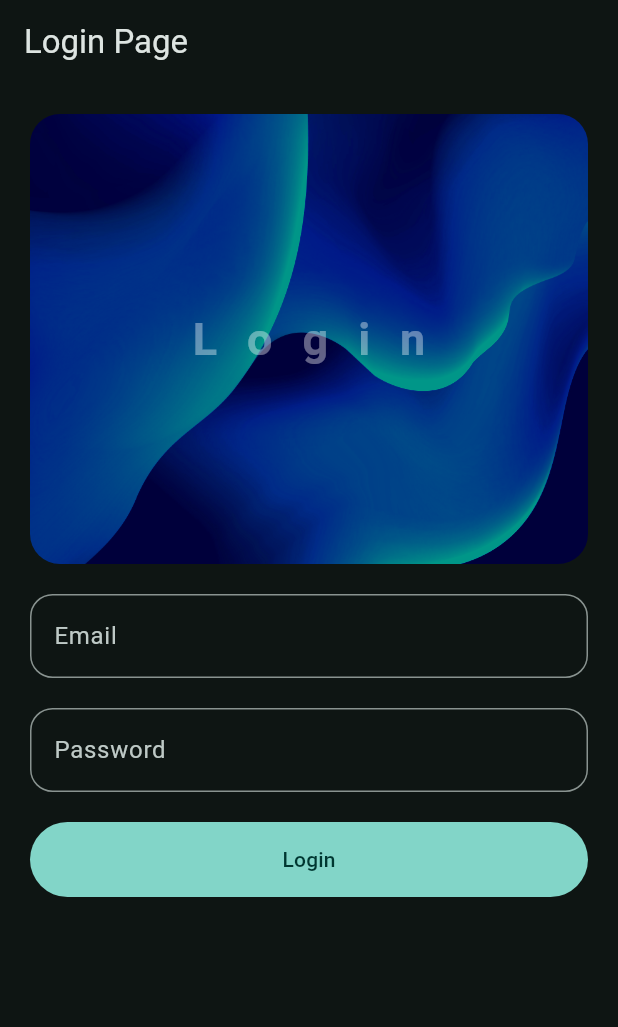
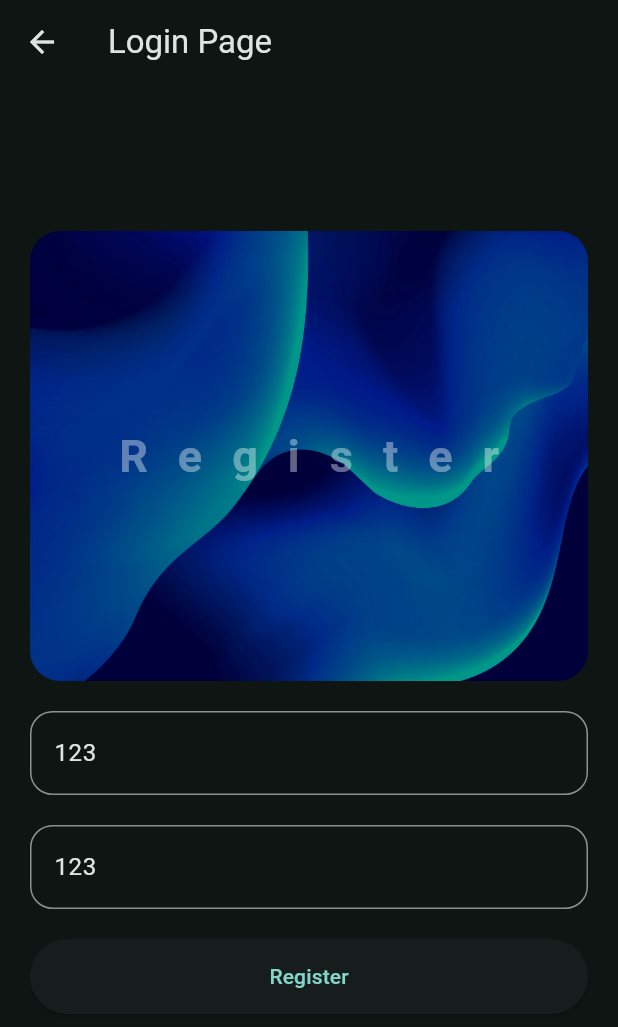
Before and after one commit to NataliaKals003/flutterApp, a Flutter app: the screen it shows after launch, after a tap on "Get Started", on a phone screen of 412 x 824 dp. Shown: the top 1027 px of the screen. Run offline on Flutter 3.47's test engine with Material 3 defaults, Android fonts, the light colour scheme and no system bars; our stand-ins replace lottie.

Commit message:
Formating page with sigle child

```diff
--- a/lib/views/pages/home_page.dart
+++ b/lib/views/pages/home_page.dart
@@ -9,6 +9,7 @@ class HomePage extends StatelessWidget {
   Widget build(BuildContext context) {
     return Padding(
       padding: EdgeInsets.all(20.0),
+      child: SingleChildScrollView(
         child: Column(
           children: [
             HeroWidget(title: 'Home'),
@@ -36,6 +37,7 @@ class HomePage extends StatelessWidget {
             ),
           ],
         ),
+      ),
     );
   }
 }
--- a/lib/views/pages/login_page.dart
+++ b/lib/views/pages/login_page.dart
@@ -3,15 +3,19 @@ import 'package:hello_flutter/views/widget_tree.dart';
 import 'package:hello_flutter/widgets/hero_widget.dart';
 
 class LoginPage extends StatefulWidget {
-  const LoginPage({super.key});
+  const LoginPage({super.key, required this.title});
+
+  final String title;
 
   @override
   State<LoginPage> createState() => _LoginPageState();
 }
 
 class _LoginPageState extends State<LoginPage> {
-  TextEditingController controllerEmail = TextEditingController();
-  TextEditingController controllerPassword = TextEditingController();
+  TextEditingController controllerEmail = TextEditingController(text: '123');
+  TextEditingController controllerPassword = TextEditingController(text: '123');
+  String conformedEmail = '123';
+  String conformedPassword = '123';
 
   @override
   void dispose() {
@@ -25,11 +29,14 @@ class _LoginPageState extends State<LoginPage> {
   Widget build(BuildContext context) {
     return Scaffold(
       appBar: AppBar(title: const Text('Login Page')),
-      body: Padding(
+      body: Center(
+        child: SingleChildScrollView(
+          child: Padding(
             padding: const EdgeInsets.all(20.0),
             child: Column(
+              mainAxisAlignment: MainAxisAlignment.center,
               children: [
-            HeroWidget(title: 'Login'),
+                HeroWidget(title: widget.title),
                 SizedBox(height: 20),
                 TextField(
                   controller: controllerEmail,
@@ -53,8 +60,27 @@ class _LoginPageState extends State<LoginPage> {
                   onEditingComplete: () => setState(() {}),
                 ),
                 SizedBox(height: 20),
-            FilledButton(
+                ElevatedButton(
                   onPressed: () {
+                    onLoginButtonPressed();
+                  },
+                  style: ElevatedButton.styleFrom(
+                    minimumSize: Size(double.infinity, 50),
+                  ),
+                  child: Text(widget.title),
+                ),
+                SizedBox(height: 50),
+              ],
+            ),
+          ),
+        ),
+      ),
+    );
+  }
+
+  void onLoginButtonPressed() {
+    if (conformedEmail == controllerEmail.text &&
+        conformedPassword == controllerEmail.text) {
       Navigator.pushReplacement(
         context,
         MaterialPageRoute(
@@ -63,15 +89,6 @@ class _LoginPageState extends State<LoginPage> {
           },
         ),
       );
-              },
-              style: FilledButton.styleFrom(
-                minimumSize: Size(double.infinity, 50),
-              ),
-              child: Text('Login'),
-            ),
-          ],
-        ),
-      ),
-    );
     }
   }
+}
--- a/lib/views/pages/welcome_page.dart
+++ b/lib/views/pages/welcome_page.dart
@@ -8,12 +8,14 @@ class WelcomePage extends StatelessWidget {
   @override
   Widget build(BuildContext context) {
     return Scaffold(
-      body: Padding(
+      body: Center(
+        child: SingleChildScrollView(
+          child: Padding(
             padding: const EdgeInsets.all(20.0),
             child: Column(
               mainAxisAlignment: MainAxisAlignment.center,
               children: [
-            Lottie.asset('assets/lotties/welcome.json'),
+                Lottie.asset('assets/lotties/welcome.json', height: 300),
                 FittedBox(
                   child: Text(
                     'Flutter',
@@ -27,11 +29,11 @@ class WelcomePage extends StatelessWidget {
                 SizedBox(height: 20),
                 FilledButton(
                   onPressed: () {
-                Navigator.pushReplacement(
+                    Navigator.push(
                       context,
                       MaterialPageRoute(
                         builder: (context) {
-                      return LoginPage();
+                          return LoginPage(title: 'Register');
                         },
                       ),
                     );
@@ -43,11 +45,11 @@ class WelcomePage extends StatelessWidget {
                 ),
                 TextButton(
                   onPressed: () {
-                Navigator.pushReplacement(
+                    Navigator.push(
                       context,
                       MaterialPageRoute(
                         builder: (context) {
-                      return LoginPage();
+                          return LoginPage(title: 'Login');
                         },
                       ),
                     );
@@ -57,6 +59,8 @@ class WelcomePage extends StatelessWidget {
               ],
             ),
           ),
+        ),
+      ),
     );
   }
 }
```
Lines whose indentation alone changed are shown as unchanged.
